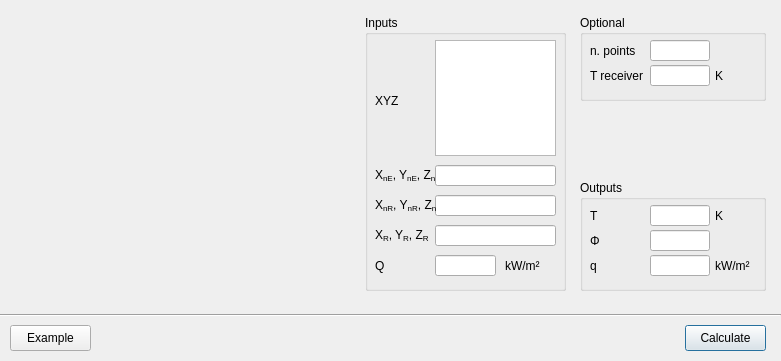
This is fseutil/gui/layout/ui/dialog_0405_thermal_radiation_extreme.ui in fsepy/fseutil as Qt 5 draws it before an edit. The edited form follows.
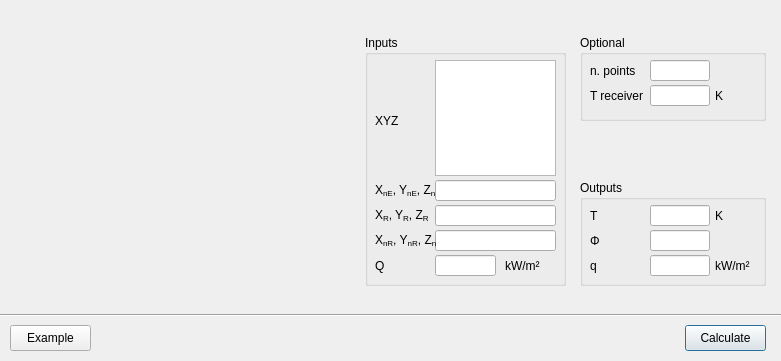
This is the edited form. Icons and pictures are not drawn.

Patch:
```diff
--- a/fseutil/gui/layout/ui/dialog_0405_thermal_radiation_extreme.ui
+++ b/fseutil/gui/layout/ui/dialog_0405_thermal_radiation_extreme.ui
@@ -19,7 +19,7 @@
      <x>580</x>
      <y>180</y>
      <width>186</width>
-     <height>111</height>
+     <height>106</height>
     </rect>
    </property>
    <property name="title">
@@ -242,9 +242,9 @@
    <property name="geometry">
     <rect>
      <x>365</x>
-     <y>15</y>
+     <y>35</y>
      <width>201</width>
-     <height>276</height>
+     <height>251</height>
     </rect>
    </property>
    <property name="title">
@@ -285,7 +285,7 @@
     <property name="geometry">
      <rect>
       <x>10</x>
-      <y>240</y>
+      <y>220</y>
       <width>61</width>
       <height>21</height>
      </rect>
@@ -322,7 +322,7 @@
     <property name="geometry">
      <rect>
       <x>10</x>
-      <y>150</y>
+      <y>145</y>
       <width>61</width>
       <height>21</height>
      </rect>
@@ -359,7 +359,7 @@
     <property name="geometry">
      <rect>
       <x>70</x>
-      <y>210</y>
+      <y>170</y>
       <width>121</width>
       <height>21</height>
      </rect>
@@ -393,7 +393,7 @@
     <property name="geometry">
      <rect>
       <x>70</x>
-      <y>150</y>
+      <y>145</y>
       <width>121</width>
       <height>21</height>
      </rect>
@@ -430,7 +430,7 @@
     <property name="geometry">
      <rect>
       <x>70</x>
-      <y>180</y>
+      <y>195</y>
       <width>121</width>
       <height>21</height>
      </rect>
@@ -464,7 +464,7 @@
     <property name="geometry">
      <rect>
       <x>140</x>
-      <y>240</y>
+      <y>220</y>
       <width>40</width>
       <height>21</height>
      </rect>
@@ -489,7 +489,7 @@
     <property name="geometry">
      <rect>
       <x>70</x>
-      <y>240</y>
+      <y>220</y>
       <width>61</width>
       <height>21</height>
      </rect>
@@ -523,7 +523,7 @@
     <property name="geometry">
      <rect>
       <x>10</x>
-      <y>180</y>
+      <y>195</y>
       <width>61</width>
       <height>21</height>
      </rect>
@@ -560,7 +560,7 @@
     <property name="geometry">
      <rect>
       <x>10</x>
-      <y>210</y>
+      <y>170</y>
       <width>61</width>
       <height>21</height>
      </rect>
@@ -663,7 +663,7 @@
    <property name="geometry">
     <rect>
      <x>580</x>
-     <y>15</y>
+     <y>35</y>
      <width>186</width>
      <height>86</height>
     </rect>
```
